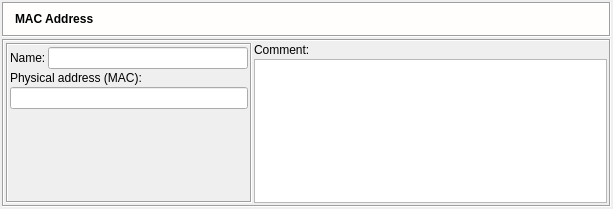
Above: src/gui/physaddressdialog_q.ui from fwbuilder/fwbuilder before the change. Below: the same form after it.
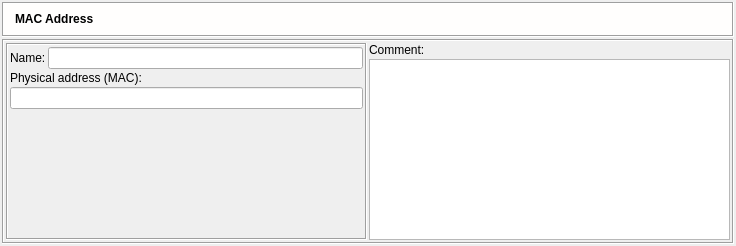
That is the form after the change. Icons and pictures are not drawn.

What changed in the file:
```diff
--- a/src/gui/physaddressdialog_q.ui
+++ b/src/gui/physaddressdialog_q.ui
@@ -8,8 +8,8 @@
    <rect>
     <x>0</x>
     <y>0</y>
-    <width>613</width>
-    <height>209</height>
+    <width>736</width>
+    <height>246</height>
    </rect>
   </property>
   <property name="windowTitle" >
@@ -230,13 +230,13 @@
             <widget class="QLineEdit" name="obj_name" >
              <property name="sizePolicy" >
               <sizepolicy vsizetype="Fixed" hsizetype="Preferred" >
-               <horstretch>0</horstretch>
+               <horstretch>200</horstretch>
                <verstretch>0</verstretch>
               </sizepolicy>
              </property>
              <property name="minimumSize" >
               <size>
-               <width>200</width>
+               <width>0</width>
                <height>0</height>
               </size>
              </property>
```
